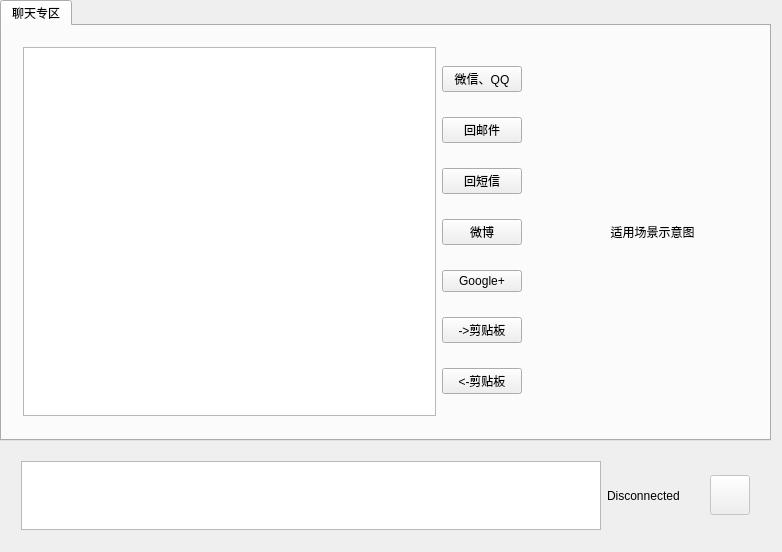
Qt form t1wrenchmainwindow.ui (baohaojun/system-config) before a commit.
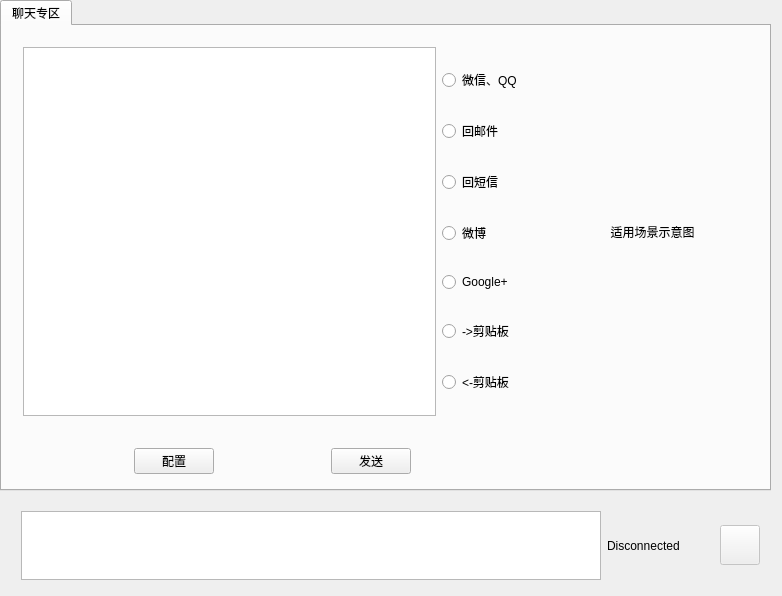
The same form after that commit. Icons and pictures are not drawn.

What changed in the file:
```diff
--- a/t1wrenchmainwindow.ui
+++ b/t1wrenchmainwindow.ui
@@ -7,7 +7,7 @@
     <x>0</x>
     <y>0</y>
     <width>782</width>
-    <height>552</height>
+    <height>596</height>
    </rect>
   </property>
   <property name="windowTitle">
@@ -20,7 +20,7 @@
       <x>0</x>
       <y>0</y>
       <width>771</width>
-      <height>441</height>
+      <height>491</height>
      </rect>
     </property>
     <property name="currentIndex">
@@ -46,49 +46,49 @@
        <item>
         <layout class="QVBoxLayout" name="verticalLayout">
          <item>
-          <widget class="QPushButton" name="qqButton">
+          <widget class="QRadioButton" name="radioButton">
            <property name="text">
             <string>微信、QQ</string>
            </property>
           </widget>
          </item>
          <item>
-          <widget class="QPushButton" name="cellMailButton">
+          <widget class="QRadioButton" name="radioButton_2">
            <property name="text">
             <string>回邮件</string>
            </property>
           </widget>
          </item>
          <item>
-          <widget class="QPushButton" name="t1SmsButton">
+          <widget class="QRadioButton" name="radioButton_3">
            <property name="text">
             <string>回短信</string>
            </property>
           </widget>
          </item>
          <item>
-          <widget class="QPushButton" name="weiboButton">
+          <widget class="QRadioButton" name="radioButton_4">
            <property name="text">
             <string>微博</string>
            </property>
           </widget>
          </item>
          <item>
-          <widget class="QPushButton" name="googlePlusButton">
+          <widget class="QRadioButton" name="radioButton_5">
            <property name="text">
             <string>Google+</string>
            </property>
           </widget>
          </item>
          <item>
-          <widget class="QPushButton" name="toPhoneClipboardButton">
+          <widget class="QRadioButton" name="radioButton_6">
            <property name="text">
             <string>-&gt;剪贴板</string>
            </property>
           </widget>
          </item>
          <item>
-          <widget class="QPushButton" name="fromPhoneClipboardButton">
+          <widget class="QRadioButton" name="radioButton_7">
            <property name="text">
             <string>&lt;-剪贴板</string>
            </property>
@@ -114,14 +114,79 @@
        <set>Qt::AlignCenter</set>
       </property>
      </widget>
+     <widget class="QWidget" name="horizontalLayoutWidget_3">
+      <property name="geometry">
+       <rect>
+        <x>10</x>
+        <y>410</y>
+        <width>521</width>
+        <height>51</height>
+       </rect>
+      </property>
+      <layout class="QHBoxLayout" name="horizontalLayout_3">
+       <item>
+        <spacer name="horizontalSpacer_2">
+         <property name="orientation">
+          <enum>Qt::Horizontal</enum>
+         </property>
+         <property name="sizeHint" stdset="0">
+          <size>
+           <width>40</width>
+           <height>20</height>
+          </size>
+         </property>
+        </spacer>
+       </item>
+       <item>
+        <widget class="QPushButton" name="pushButton">
+         <property name="text">
+          <string>配置</string>
+         </property>
+        </widget>
+       </item>
+       <item>
+        <spacer name="horizontalSpacer">
+         <property name="orientation">
+          <enum>Qt::Horizontal</enum>
+         </property>
+         <property name="sizeHint" stdset="0">
+          <size>
+           <width>40</width>
+           <height>20</height>
+          </size>
+         </property>
+        </spacer>
+       </item>
+       <item>
+        <widget class="QPushButton" name="pushButton_2">
+         <property name="text">
+          <string>发送</string>
+         </property>
+        </widget>
+       </item>
+       <item>
+        <spacer name="horizontalSpacer_3">
+         <property name="orientation">
+          <enum>Qt::Horizontal</enum>
+         </property>
+         <property name="sizeHint" stdset="0">
+          <size>
+           <width>40</width>
+           <height>20</height>
+          </size>
+         </property>
+        </spacer>
+       </item>
+      </layout>
+     </widget>
     </widget>
    </widget>
    <widget class="QWidget" name="horizontalLayoutWidget">
     <property name="geometry">
      <rect>
       <x>10</x>
-      <y>450</y>
-      <width>751</width>
+      <y>500</y>
+      <width>761</width>
       <height>91</height>
      </rect>
     </property>
```
